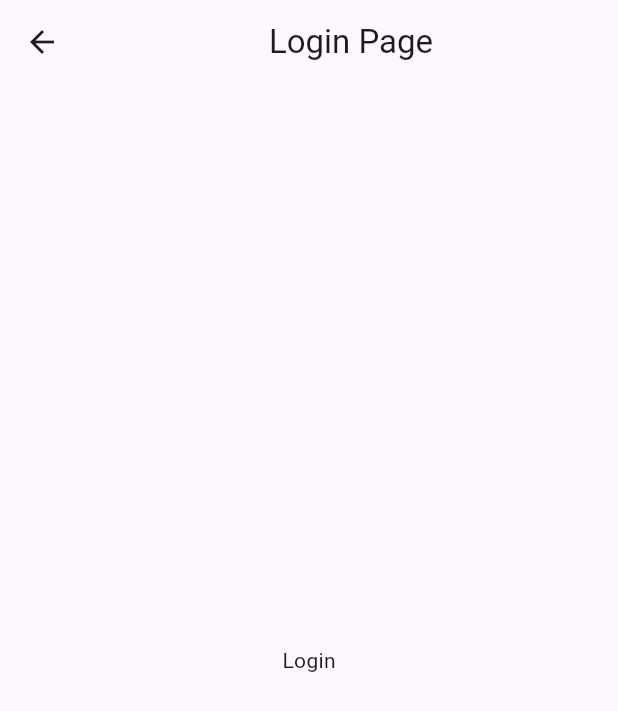
After one commit to adiprijal/Flutter_Catalog_App, a Flutter app: the LoginPage screen opened by its route, on a phone screen of 412 x 824 dp. The commit adds this screen. Shown: the top 711 px of the screen. Run offline on Flutter 3.47's test engine with Material 3 defaults, Android fonts, the phone set to English and light mode, and no system bars.

Commit message:
Add LoginPage widget and update routing in main app

```diff
--- /dev/null
+++ b/lib/pages/login_page.dart
@@ -0,0 +1,17 @@
+import 'package:flutter/material.dart';
+
+class LoginPage extends StatelessWidget {
+  const LoginPage({super.key});
+
+  @override
+  Widget build(BuildContext context) {
+    return Scaffold(
+      appBar: AppBar(
+        title: Center(child: Text("Login Page")),
+      ),
+      body: Center(
+        child: Text("Login"),
+      ),
+    );
+  }
+}
```
Also changed, not shown: lib/main.dart (+15 -1 lines).
